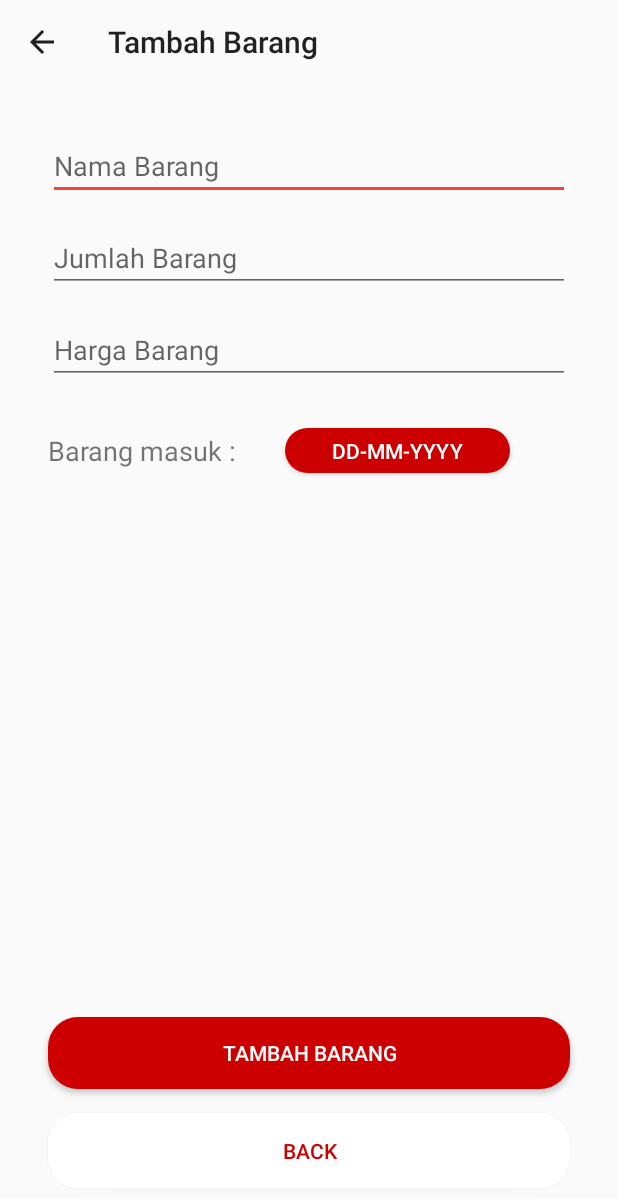
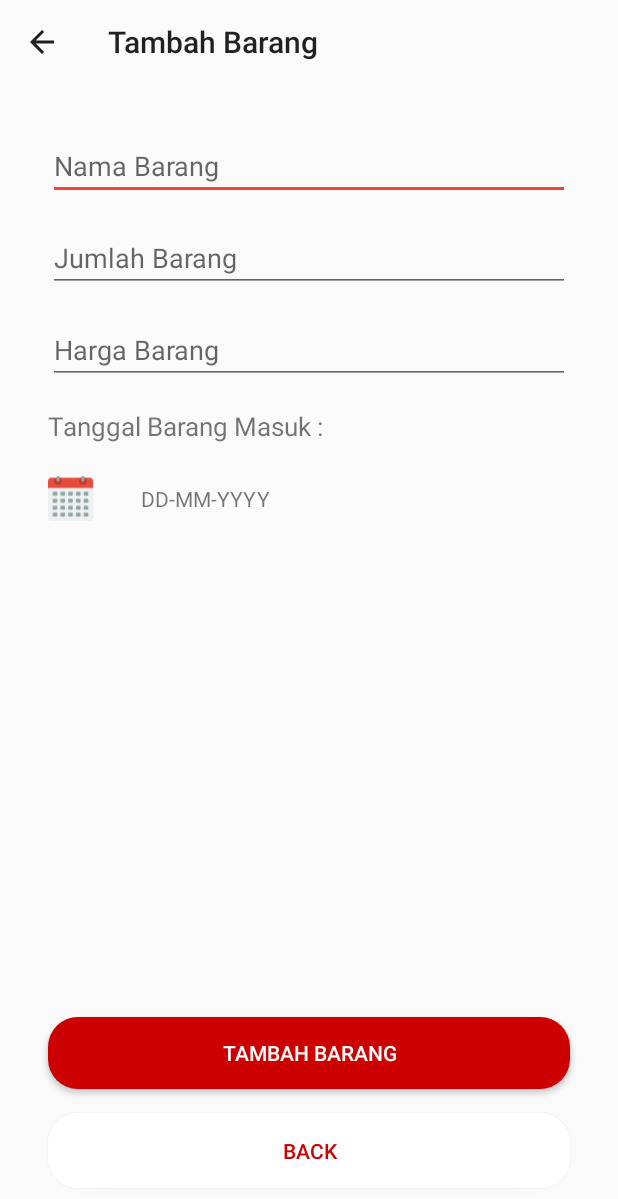
Before and after one commit to Azizalfauzi/Warehouse-Helper, an Android app: the TambahData screen opened directly, with no data from a screen before it, on a phone screen of 412 x 824 dp. Shown: the top 1199 px of the screen. Run offline under Robolectric (Android 15) with nearby library versions, the phone set to English and light mode, and no system bars; our stand-ins replace Firebase (no records; nobody signed in at launch, a user with empty details on screens opened directly), data binding.

Commit message:
Initial commit menambahkan create tambah barang Initial commit menambahkan datepicker tambah barang

```diff
--- a/app/build.gradle
+++ b/app/build.gradle
@@ -38,6 +38,7 @@ dependencies {
     implementation 'androidx.constraintlayout:constraintlayout:1.1.3'
     implementation 'androidx.legacy:legacy-support-v4:1.0.0'
     implementation 'com.google.firebase:firebase-auth:19.3.0'
+    implementation 'com.google.firebase:firebase-database:19.2.1'
     testImplementation 'junit:junit:4.12'
     androidTestImplementation 'androidx.test.ext:junit:1.1.1'
     androidTestImplementation 'androidx.test.espresso:espresso-core:3.2.0'
--- /dev/null
+++ b/app/src/main/res/drawable/ic_calendar_2.xml
@@ -0,0 +1,110 @@
+<vector xmlns:android="http://schemas.android.com/apk/res/android"
+    android:width="512dp"
+    android:height="512dp"
+    android:viewportWidth="58"
+    android:viewportHeight="58">
+  <path
+      android:pathData="m58,14v40c0,2.2091 -1.7909,4 -4,4h-50c-2.2091,0 -4,-1.7909 -4,-4v-40z"
+      android:fillColor="#ecf0f1"
+      android:fillType="nonZero"/>
+  <path
+      android:pathData="m58,7v9h-58v-9c0,-2.2091 1.7909,-4 4,-4h50c2.2091,0 4,1.7909 4,4z"
+      android:fillColor="#e64c3c"
+      android:fillType="nonZero"/>
+  <path
+      android:pathData="M7,21L11,21A1,1 0,0 1,12 22L12,25A1,1 0,0 1,11 26L7,26A1,1 0,0 1,6 25L6,22A1,1 0,0 1,7 21z"
+      android:fillColor="#95a5a5"
+      android:fillType="nonZero"/>
+  <path
+      android:pathData="M17,21L21,21A1,1 0,0 1,22 22L22,25A1,1 0,0 1,21 26L17,26A1,1 0,0 1,16 25L16,22A1,1 0,0 1,17 21z"
+      android:fillColor="#95a5a5"
+      android:fillType="nonZero"/>
+  <path
+      android:pathData="M27,21L31,21A1,1 0,0 1,32 22L32,25A1,1 0,0 1,31 26L27,26A1,1 0,0 1,26 25L26,22A1,1 0,0 1,27 21z"
+      android:fillColor="#95a5a5"
+      android:fillType="nonZero"/>
+  <path
+      android:pathData="M37,21L41,21A1,1 0,0 1,42 22L42,25A1,1 0,0 1,41 26L37,26A1,1 0,0 1,36 25L36,22A1,1 0,0 1,37 21z"
+      android:fillColor="#95a5a5"
+      android:fillType="nonZero"/>
+  <path
+      android:pathData="M47,21L51,21A1,1 0,0 1,52 22L52,25A1,1 0,0 1,51 26L47,26A1,1 0,0 1,46 25L46,22A1,1 0,0 1,47 21z"
+      android:fillColor="#95a5a5"
+      android:fillType="nonZero"/>
+  <path
+      android:pathData="M7,30L11,30A1,1 0,0 1,12 31L12,34A1,1 0,0 1,11 35L7,35A1,1 0,0 1,6 34L6,31A1,1 0,0 1,7 30z"
+      android:fillColor="#95a5a5"
+      android:fillType="nonZero"/>
+  <path
+      android:pathData="M17,30L21,30A1,1 0,0 1,22 31L22,34A1,1 0,0 1,21 35L17,35A1,1 0,0 1,16 34L16,31A1,1 0,0 1,17 30z"
+      android:fillColor="#95a5a5"
+      android:fillType="nonZero"/>
+  <path
+      android:pathData="M27,30L31,30A1,1 0,0 1,32 31L32,34A1,1 0,0 1,31 35L27,35A1,1 0,0 1,26 34L26,31A1,1 0,0 1,27 30z"
+      android:fillColor="#95a5a5"
+      android:fillType="nonZero"/>
+  <path
+      android:pathData="M37,30L41,30A1,1 0,0 1,42 31L42,34A1,1 0,0 1,41 35L37,35A1,1 0,0 1,36 34L36,31A1,1 0,0 1,37 30z"
+      android:fillColor="#95a5a5"
+      android:fillType="nonZero"/>
+  <path
+      android:pathData="M47,30L51,30A1,1 0,0 1,52 31L52,34A1,1 0,0 1,51 35L47,35A1,1 0,0 1,46 34L46,31A1,1 0,0 1,47 30z"
+      android:fillColor="#95a5a5"
+      android:fillType="nonZero"/>
+  <path
+      android:pathData="M7,39L11,39A1,1 0,0 1,12 40L12,43A1,1 0,0 1,11 44L7,44A1,1 0,0 1,6 43L6,40A1,1 0,0 1,7 39z"
+      android:fillColor="#95a5a5"
+      android:fillType="nonZero"/>
+  <path
+      android:pathData="M17,39L21,39A1,1 0,0 1,22 40L22,43A1,1 0,0 1,21 44L17,44A1,1 0,0 1,16 43L16,40A1,1 0,0 1,17 39z"
+      android:fillColor="#95a5a5"
+      android:fillType="nonZero"/>
+  <path
+      android:pathData="M27,39L31,39A1,1 0,0 1,32 40L32,43A1,1 0,0 1,31 44L27,44A1,1 0,0 1,26 43L26,40A1,1 0,0 1,27 39z"
+      android:fillColor="#95a5a5"
+      android:fillType="nonZero"/>
+  <path
+      android:pathData="M37,39L41,39A1,1 0,0 1,42 40L42,43A1,1 0,0 1,41 44L37,44A1,1 0,0 1,36 43L36,40A1,1 0,0 1,37 39z"
+      android:fillColor="#95a5a5"
+      android:fillType="nonZero"/>
+  <path
+      android:pathData="M47,39L51,39A1,1 0,0 1,52 40L52,43A1,1 0,0 1,51 44L47,44A1,1 0,0 1,46 43L46,40A1,1 0,0 1,47 39z"
+      android:fillColor="#95a5a5"
+      android:fillType="nonZero"/>
+  <path
+      android:pathData="M7,48L11,48A1,1 0,0 1,12 49L12,52A1,1 0,0 1,11 53L7,53A1,1 0,0 1,6 52L6,49A1,1 0,0 1,7 48z"
+      android:fillColor="#95a5a5"
+      android:fillType="nonZero"/>
+  <path
+      android:pathData="M17,48L21,48A1,1 0,0 1,22 49L22,52A1,1 0,0 1,21 53L17,53A1,1 0,0 1,16 52L16,49A1,1 0,0 1,17 48z"
+      android:fillColor="#95a5a5"
+      android:fillType="nonZero"/>
+  <path
+      android:pathData="M27,48L31,48A1,1 0,0 1,32 49L32,52A1,1 0,0 1,31 53L27,53A1,1 0,0 1,26 52L26,49A1,1 0,0 1,27 48z"
+      android:fillColor="#95a5a5"
+      android:fillType="nonZero"/>
+  <path
+      android:pathData="M37,48L41,48A1,1 0,0 1,42 49L42,52A1,1 0,0 1,41 53L37,53A1,1 0,0 1,36 52L36,49A1,1 0,0 1,37 48z"
+      android:fillColor="#95a5a5"
+      android:fillType="nonZero"/>
+  <path
+      android:pathData="M47,48L51,48A1,1 0,0 1,52 49L52,52A1,1 0,0 1,51 53L47,53A1,1 0,0 1,46 52L46,49A1,1 0,0 1,47 48z"
+      android:fillColor="#95a5a5"
+      android:fillType="nonZero"/>
+  <path
+      android:pathData="m47,3c1.78,0.6962 2.9645,2.397 3,4.308 -0.167,2.6388 -2.3559,4.6936 -5,4.6936s-4.833,-2.0548 -5,-4.6936c0.0355,-1.911 1.22,-3.6118 3,-4.308z"
+      android:fillColor="#c03a2b"
+      android:fillType="nonZero"/>
+  <path
+      android:pathData="m15,3c1.78,0.6962 2.9645,2.397 3,4.308 -0.0886,2.6748 -2.325,4.7734 -5,4.692 -2.675,0.0814 -4.9114,-2.0172 -5,-4.692 0.0355,-1.911 1.22,-3.6118 3,-4.308z"
+      android:fillColor="#c03a2b"
+      android:fillType="nonZero"/>
+  <path
+      android:pathData="M45,0L45,0A2,2 0,0 1,47 2L47,6A2,2 0,0 1,45 8L45,8A2,2 0,0 1,43 6L43,2A2,2 0,0 1,45 0z"
+      android:fillColor="#95a5a5"
+      android:fillType="nonZero"/>
+  <path
+      android:pathData="M13,0L13,0A2,2 0,0 1,15 2L15,6A2,2 0,0 1,13 8L13,8A2,2 0,0 1,11 6L11,2A2,2 0,0 1,13 0z"
+      android:fillColor="#95a5a5"
+      android:fillType="nonZero"/>
+</vector>
--- a/app/src/main/res/layout/activity_tambah_data.xml
+++ b/app/src/main/res/layout/activity_tambah_data.xml
@@ -14,7 +14,7 @@
             android:layout_height="wrap_content">
 
             <EditText
-                android:id="@+id/editText"
+                android:id="@+id/inp_nama_barang"
                 android:layout_width="0dp"
                 android:layout_height="wrap_content"
                 android:layout_marginStart="32dp"
@@ -28,7 +28,7 @@
                 app:layout_constraintTop_toTopOf="parent" />
 
             <EditText
-                android:id="@+id/editText2"
+                android:id="@+id/inp_jumlah_barang"
                 android:layout_width="0dp"
                 android:layout_height="wrap_content"
                 android:layout_marginStart="32dp"
@@ -39,10 +39,10 @@
                 android:inputType="textPersonName"
                 app:layout_constraintEnd_toEndOf="parent"
                 app:layout_constraintStart_toStartOf="parent"
-                app:layout_constraintTop_toBottomOf="@+id/editText" />
+                app:layout_constraintTop_toBottomOf="@+id/inp_nama_barang" />
 
             <EditText
-                android:id="@+id/editText3"
+                android:id="@+id/inp_harga_barang"
                 android:layout_width="0dp"
                 android:layout_height="wrap_content"
                 android:layout_marginStart="32dp"
@@ -50,33 +50,10 @@
                 android:layout_marginEnd="32dp"
                 android:ems="10"
                 android:hint="@string/t_harga_barang"
-                android:inputType="textPersonName"
+                android:inputType="number"
                 app:layout_constraintEnd_toEndOf="parent"
                 app:layout_constraintStart_toStartOf="parent"
-                app:layout_constraintTop_toBottomOf="@+id/editText2" />
-
-            <TextView
-                android:id="@+id/textView6"
-                android:layout_width="wrap_content"
-                android:layout_height="wrap_content"
-                android:layout_marginStart="32dp"
-                android:layout_marginTop="32dp"
-                android:text="@string/t_tanggal"
-                android:textSize="18sp"
-                app:layout_constraintStart_toStartOf="parent"
-                app:layout_constraintTop_toBottomOf="@+id/editText3" />
-
-            <Button
-                android:id="@+id/button7"
-                android:layout_width="150dp"
-                android:layout_height="30dp"
-                android:layout_marginStart="32dp"
-                android:background="@drawable/custom_button_2"
-                android:text="@string/t_tanggal_pilihan"
-                android:textColor="@color/colorPrimary"
-                app:layout_constraintBottom_toBottomOf="@+id/textView6"
-                app:layout_constraintStart_toEndOf="@+id/textView6"
-                app:layout_constraintTop_toTopOf="@+id/textView6" />
+                app:layout_constraintTop_toBottomOf="@+id/inp_jumlah_barang" />
 
             <Button
                 android:id="@+id/bt_back_tambah_barang"
@@ -105,6 +82,39 @@
                 app:layout_constraintBottom_toTopOf="@+id/bt_back_tambah_barang"
                 app:layout_constraintEnd_toEndOf="parent"
                 app:layout_constraintStart_toStartOf="parent" />
+
+            <ImageView
+                android:id="@+id/tv_tanggal_pilihan"
+                android:layout_width="30dp"
+                android:layout_height="40dp"
+                android:layout_marginStart="32dp"
+                android:layout_marginTop="16dp"
+                app:layout_constraintStart_toStartOf="parent"
+                app:layout_constraintTop_toBottomOf="@+id/textView6"
+                app:srcCompat="@drawable/ic_calendar_2"
+                tools:ignore="VectorDrawableCompat" />
+
+            <TextView
+                android:id="@+id/textView6"
+                android:layout_width="wrap_content"
+                android:layout_height="wrap_content"
+                android:layout_marginStart="32dp"
+                android:layout_marginTop="16dp"
+                android:text="@string/t_barang_masuk"
+                android:textSize="17sp"
+                app:layout_constraintStart_toStartOf="parent"
+                app:layout_constraintTop_toBottomOf="@+id/inp_harga_barang" />
+
+            <TextView
+                android:id="@+id/tv_hasil_tanggal"
+                android:layout_width="wrap_content"
+                android:layout_height="wrap_content"
+                android:layout_marginStart="32dp"
+                android:text="@string/t_tanggal_pilihan"
+                app:layout_constraintBottom_toBottomOf="@+id/tv_tanggal_pilihan"
+                app:layout_constraintStart_toEndOf="@+id/tv_tanggal_pilihan"
+                app:layout_constraintTop_toTopOf="@+id/tv_tanggal_pilihan" />
+
         </androidx.constraintlayout.widget.ConstraintLayout>
 
 
--- a/app/src/main/res/values/strings.xml
+++ b/app/src/main/res/values/strings.xml
@@ -39,4 +39,5 @@
     <string name="t_tanggal_pilihan">DD-MM-YYYY</string>
     <string name="bt_tambah">Tambah Barang</string>
     <string name="bt_kembali">Back</string>
+    <string name="t_barang_masuk">Tanggal Barang Masuk :</string>
 </resources>
```
Also changed, not shown: app/src/main/java/org/d3ifcool/warehousehelper/tambahdata/Data.kt (added, +9 -0 lines), app/src/main/java/org/d3ifcool/warehousehelper/tambahdata/TambahData.kt (+81 -3 lines), app/src/main/res/drawable/ic_calendar.xml (added, +110 -0 lines).
